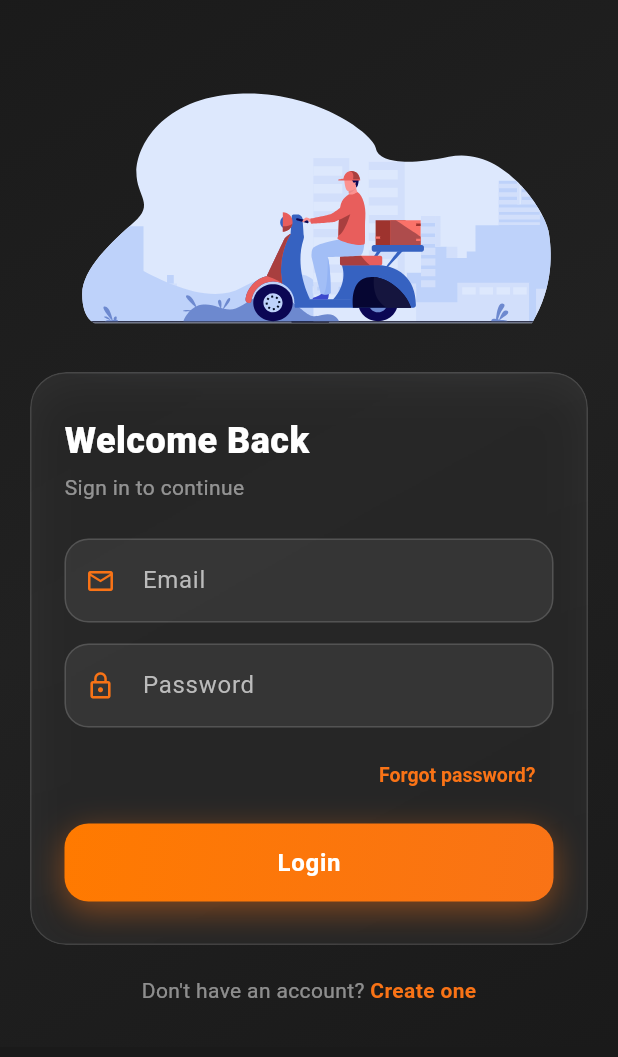
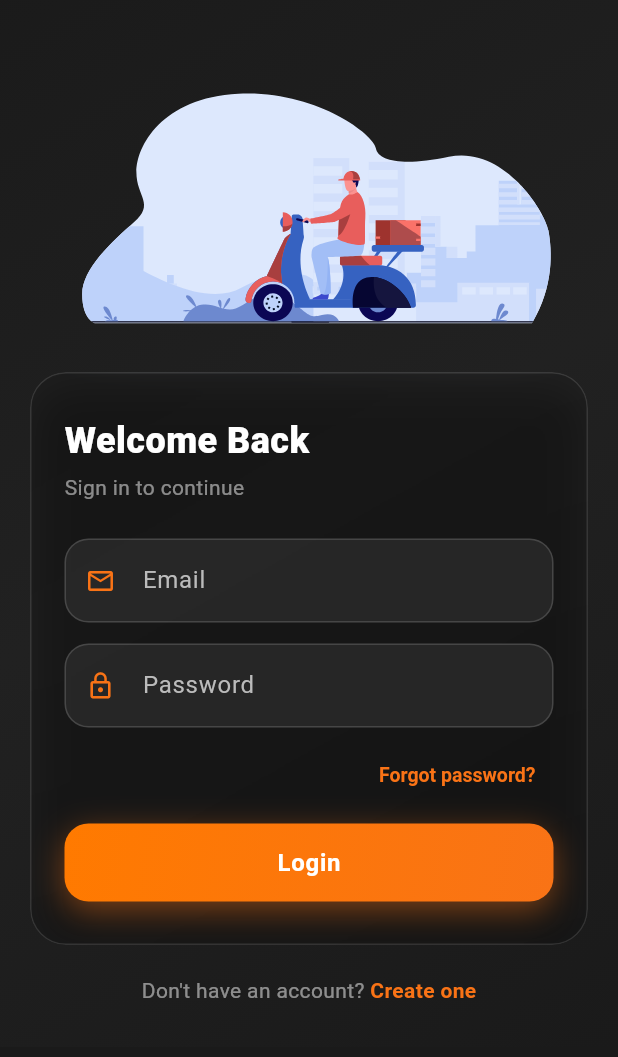
Before and after one commit to ManushkaSL/sc_courier_app, a Flutter app: the LoginScreen screen opened by its route, on a phone screen of 412 x 824 dp, the part 63-1120 px from its top. Run offline on Flutter 3.47's test engine with Material 3 defaults, Android fonts, the phone set to English and light mode, and no system bars; our stand-ins replace geolocator, image_picker, lottie, video_player.

Commit message:
login screen bug fixed (not completely)

```diff
--- a/lib/screens/login_screen.dart
+++ b/lib/screens/login_screen.dart
@@ -86,7 +86,7 @@ class _LoginScreenState extends State<LoginScreen> {
                       filter: ImageFilter.blur(sigmaX: 18, sigmaY: 18),
                       child: Container(
                         decoration: BoxDecoration(
-                          color: Colors.white.withOpacity(0.07),
+                          color: Colors.transparent,
                           borderRadius: BorderRadius.circular(24),
                           border: Border.all(
                             color: Colors.white.withOpacity(0.12),
```
